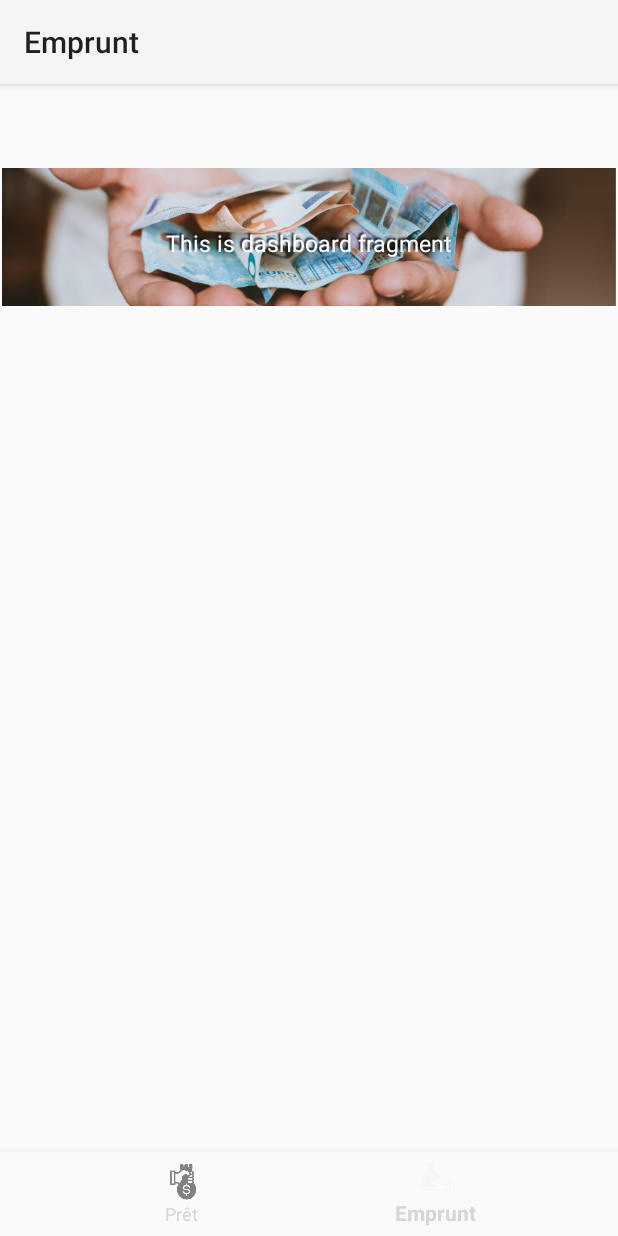
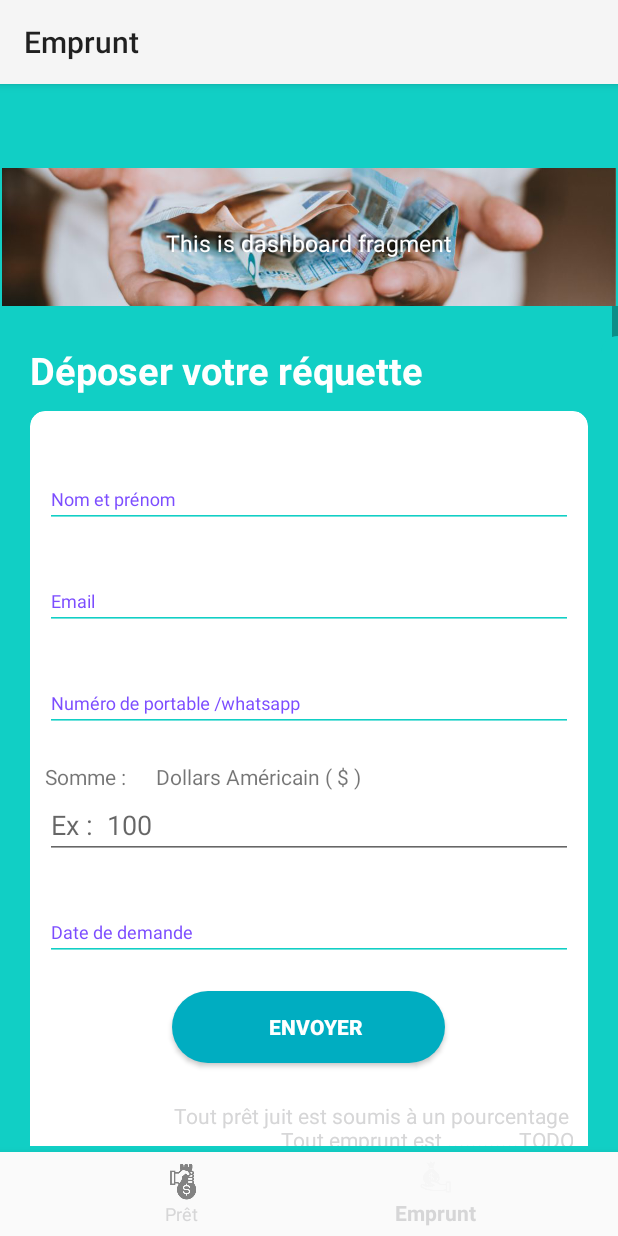
Before and after one commit to andymub/E-likilimba, an Android app: the EmpruntFragment screen opened through its navigation route, on a phone screen of 412 x 824 dp. Run offline under Robolectric (Android 15) with nearby library versions, the phone set to English and light mode, and no system bars; our stand-ins replace navigation-ui.

```diff
--- /dev/null
+++ b/app/src/main/res/layout/activity_contant_pret_emprunt.xml
@@ -0,0 +1,186 @@
+<?xml version="1.0" encoding="utf-8"?>
+<RelativeLayout
+    xmlns:android="http://schemas.android.com/apk/res/android"
+    xmlns:app="http://schemas.android.com/apk/res-auto"
+    xmlns:tools="http://schemas.android.com/tools"
+    android:layout_width="match_parent"
+    android:layout_height="match_parent"
+    tools:context=".RegisterActivity"
+    android:background="@color/register_bk_color"
+    android:focusableInTouchMode="true"
+    android:gravity="center"
+    android:layout_gravity="center">
+
+    <ScrollView
+        android:layout_width="match_parent"
+        android:layout_height="wrap_content"
+        android:layout_alignParentTop="true">
+
+        <LinearLayout
+            android:layout_width="match_parent"
+            android:layout_height="match_parent"
+            android:layout_marginTop="5dp"
+            android:layout_marginBottom="10dp"
+            android:orientation="vertical"
+            android:padding="20dp">
+
+            <RelativeLayout
+                android:layout_width="match_parent"
+                android:layout_height="wrap_content">
+
+                <TextView
+                    android:id="@+id/txtRegister"
+                    style="@style/viewParent.headerText.NoMode"
+                    android:layout_width="match_parent"
+                    android:layout_alignParentLeft="true"
+                    android:layout_centerVertical="true"
+                    android:text="Déposer votre réquette"
+                    android:textColor="@color/whiteTextColor" />
+
+            </RelativeLayout>
+
+            <androidx.cardview.widget.CardView
+                android:layout_width="match_parent"
+                android:layout_height="wrap_content"
+                android:layout_marginTop="10dp"
+                app:cardBackgroundColor="@color/whiteTextColor"
+                app:cardCornerRadius="10dp">
+
+                <LinearLayout
+                    android:layout_width="match_parent"
+                    android:layout_height="wrap_content"
+                    android:layout_margin="10dp"
+                    android:orientation="vertical">
+
+                    <com.google.android.material.textfield.TextInputLayout
+                        android:id="@+id/textInputName"
+                        style="@style/parent"
+                        android:layout_marginTop="@dimen/loginViewsMargin"
+                        android:textColorHint="#7C4DFF">
+
+                        <EditText
+                            android:id="@+id/editTextName"
+                            style="@style/modifiedEditText"
+                            android:hint="Nom et prénom"
+                            android:inputType="textPersonName"
+                            android:maxLines="1" />
+                    </com.google.android.material.textfield.TextInputLayout>
+
+                    <com.google.android.material.textfield.TextInputLayout
+                        android:id="@+id/textInputEmail"
+                        style="@style/parent"
+                        android:layout_marginTop="@dimen/loginViewsMargin"
+                        android:textColorHint="#7C4DFF">
+
+                        <EditText
+                            android:id="@+id/editTextEmail"
+                            style="@style/modifiedEditText"
+                            android:hint="@string/login_email_hint"
+                            android:inputType="textEmailAddress"
+                            android:maxLines="1" />
+                    </com.google.android.material.textfield.TextInputLayout>
+
+                    <com.google.android.material.textfield.TextInputLayout
+                        android:id="@+id/textInputMobile"
+                        style="@style/parent"
+                        android:layout_marginTop="@dimen/loginViewsMargin"
+                        android:textColorHint="#7C4DFF">
+
+                        <EditText
+                            android:id="@+id/editTextMobile"
+                            style="@style/modifiedEditText"
+                            android:hint="Numéro de portable /whatsapp"
+                            android:inputType="phone"
+                            android:maxLines="1" />
+                    </com.google.android.material.textfield.TextInputLayout>
+
+                    <com.google.android.material.textfield.TextInputLayout
+                        android:id="@+id/textInputPassword"
+                        style="@style/parent"
+                        android:layout_marginTop="@dimen/loginViewsMargin"
+                        android:textColorHint="#7C4DFF">
+
+                        <TextView
+                            android:id="@+id/textView20"
+                            android:layout_width="match_parent"
+                            android:layout_height="wrap_content"
+                            android:layout_weight="1"
+                            android:text="Somme :      Dollars Américain ( $ )" />
+
+                    </com.google.android.material.textfield.TextInputLayout>
+
+                    <EditText
+                        android:id="@+id/editText8"
+                        android:layout_width="match_parent"
+                        android:layout_height="wrap_content"
+                        android:layout_weight="1"
+                        android:ems="10"
+                        android:hint="Ex :  100"
+                        android:inputType="number" />
+
+                    <com.google.android.material.textfield.TextInputLayout
+                        android:id="@+id/textInputDateDeNaissance"
+                        style="@style/parent"
+                        android:layout_marginTop="@dimen/loginViewsMargin"
+                        android:textColorHint="#7C4DFF">
+
+                        <EditText
+                            android:id="@+id/editTextDateDeNaissance"
+                            style="@style/modifiedEditText"
+                            android:hint="Date de demande "
+                            android:inputType="date"
+                            android:maxLines="1" />
+
+                    </com.google.android.material.textfield.TextInputLayout>
+
+                    <Button
+                        android:id="@+id/btnLoginButton2"
+                        style="@style/loginButton"
+                        android:layout_width="wrap_content"
+                        android:layout_height="wrap_content"
+                        android:layout_gravity="center_horizontal"
+                        android:layout_marginTop="@dimen/loginViewsMargin"
+                        android:text="Envoyer" />
+
+                    <com.google.android.material.textfield.TextInputLayout
+                        android:id="@+id/textInputPersonneSecondaire"
+                        style="@style/parent"
+                        android:layout_marginTop="@dimen/loginViewsMargin"
+                        android:textColorHint="#7C4DFF">
+
+                        <TextView
+                            android:id="@+id/textView22"
+                            android:layout_width="match_parent"
+                            android:layout_height="wrap_content"
+                            android:layout_marginTop="5dp"
+                            android:layout_weight="1"
+                            android:gravity="right"
+                            android:text="Tout prêt juit est soumis à un pourcentage \n Tout emprunt est ............TODO"
+                            android:textColor="@color/color_button_default" />
+                    </com.google.android.material.textfield.TextInputLayout>
+
+
+                    <TextView
+                        style="@style/parent"
+                        android:layout_marginTop="@dimen/loginViewsMargin"
+                        android:onClick="onLoginClick"
+                        android:text="Un membre de l'équipe gestion \n de prêt et emprunt vous contactera"
+                        android:textAlignment="center"
+                        android:textColor="@color/themeColor"
+                        android:textSize="17sp"
+                        android:textStyle="bold" />
+
+                </LinearLayout>
+            </androidx.cardview.widget.CardView>
+
+
+        </LinearLayout>
+    </ScrollView>
+    <View
+        android:layout_marginTop="20dp"
+        android:layout_alignParentTop="true"
+        android:layout_alignParentRight="true"
+        android:layout_width="11dp"
+        android:layout_height="match_parent"
+        android:background="@drawable/ic_side_bg"/>
+</RelativeLayout>
--- a/app/src/main/res/layout/activity_pre_et_emprunt.xml
+++ b/app/src/main/res/layout/activity_pre_et_emprunt.xml
@@ -4,6 +4,7 @@
     android:id="@+id/container"
     android:layout_width="match_parent"
     android:layout_height="match_parent"
+    android:background="@color/register_bk_color"
     android:paddingTop="?attr/actionBarSize">
 
     <com.google.android.material.bottomnavigation.BottomNavigationView
@@ -23,6 +24,7 @@
         android:name="androidx.navigation.fragment.NavHostFragment"
         android:layout_width="match_parent"
         android:layout_height="match_parent"
+        android:layout_marginBottom="60dp"
         app:defaultNavHost="true"
         app:layout_constraintBottom_toTopOf="@id/nav_view"
         app:layout_constraintLeft_toLeftOf="parent"
--- a/app/src/main/res/layout/fragment_emprunt.xml
+++ b/app/src/main/res/layout/fragment_emprunt.xml
@@ -3,7 +3,8 @@
     xmlns:app="http://schemas.android.com/apk/res-auto"
     xmlns:tools="http://schemas.android.com/tools"
     android:layout_width="match_parent"
-    android:layout_height="match_parent">
+    android:layout_height="match_parent"
+    android:background="@color/register_bk_color">
 
     <LinearLayout
         android:layout_width="match_parent"
@@ -49,7 +50,7 @@
         </RelativeLayout>
 
         <include
-            layout="@layout/content_epargne_perso_"
+            layout="@layout/activity_contant_pret_emprunt"
             android:layout_width="wrap_content"
             android:layout_height="wrap_content" />
 
--- a/app/src/main/res/layout/fragment_pret.xml
+++ b/app/src/main/res/layout/fragment_pret.xml
@@ -50,7 +50,7 @@
         </RelativeLayout>
 
         <include
-            layout="@layout/content_epargne_perso_"
+            layout="@layout/activity_contant_pret_emprunt"
             android:layout_width="wrap_content"
             android:layout_height="wrap_content" />
 
```
Also changed, not shown: app/src/main/res/layout/content_epargne_perso_.xml (+100 -2 lines).
